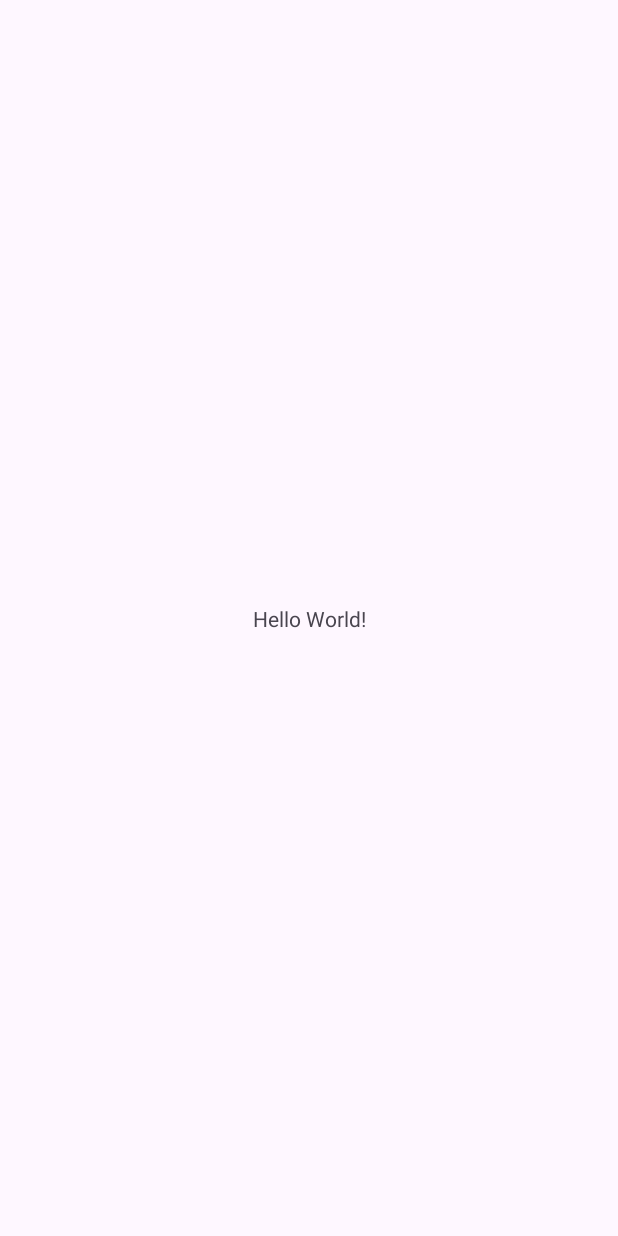
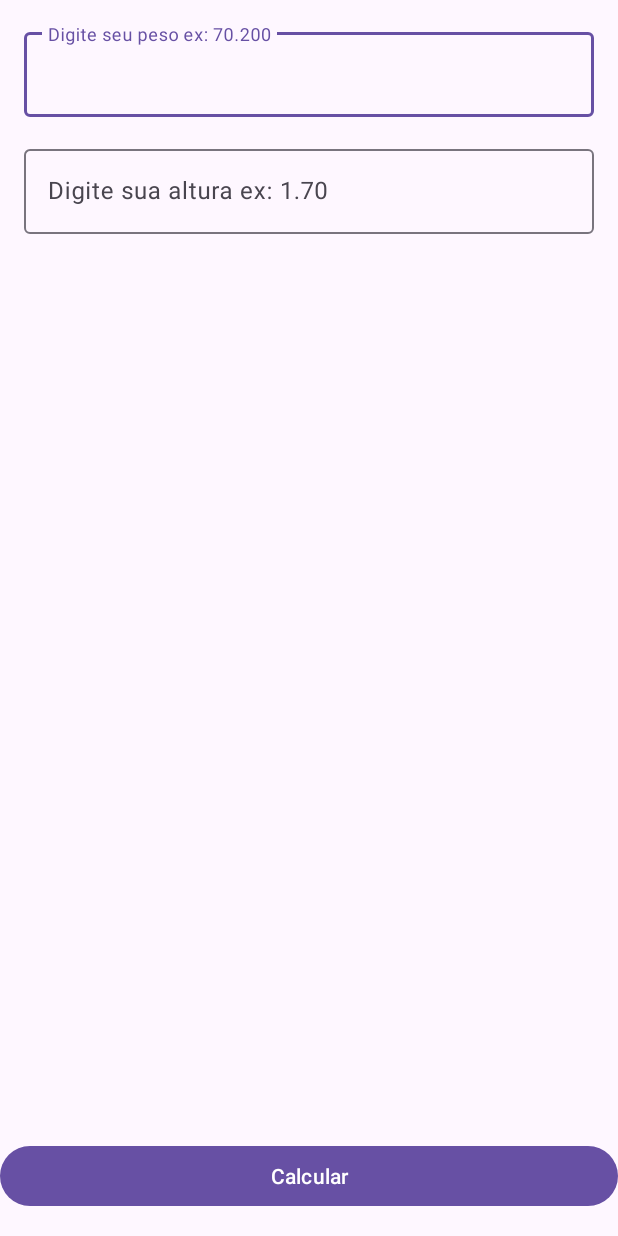
Before and after one commit to jacaboyjr/Calculadora-imc, an Android app: the screen it shows after launch (MainActivity), on a phone screen of 412 x 824 dp. Before the commit the screen is almost empty. Run offline under Robolectric (Android 15) with nearby library versions, the phone set to English and light mode, and no system bars.

Commit message:
Inicializando projeto ajustando edittext

```diff
--- a/app/src/main/java/com/comunidadedevspace/imc/MainActivity.kt
+++ b/app/src/main/java/com/comunidadedevspace/imc/MainActivity.kt
@@ -2,10 +2,34 @@ package com.comunidadedevspace.imc
 
 import androidx.appcompat.app.AppCompatActivity
 import android.os.Bundle
+import android.widget.Button
+import com.google.android.material.textfield.TextInputEditText
 
 class MainActivity : AppCompatActivity() {
     override fun onCreate(savedInstanceState: Bundle?) {
         super.onCreate(savedInstanceState)
         setContentView(R.layout.activity_main)
+
+        // Recuperar os componentes edit text
+        // Criar uma váriavel que armazene a entrada do usuário UI TextInputEditText
+
+        //Recuperar edit text - Campos de textos
+        val edtPeso = findViewById<TextInputEditText>(R.id.edt_peso)
+        val edtAltura = findViewById<TextInputEditText>(R.id.edt_altura)
+
+        //Recuperando botao calcular
+        val btnCalcular = findViewById<Button>(R.id.btn_calcular)
+
+        btnCalcular.setOnClickListener {
+            val peso = edtPeso.text
+            val altura = edtAltura.text
+
+            //val imc = peso / altura * altura
+
+            println("Seu IMC é de altura")
+        }
+
+
+
     }
 }
--- a/app/src/main/res/layout/activity_main.xml
+++ b/app/src/main/res/layout/activity_main.xml
@@ -6,13 +6,48 @@
     android:layout_height="match_parent"
     tools:context=".MainActivity">
 
-    <TextView
-        android:layout_width="wrap_content"
+
+    <Button
+        android:id="@+id/btn_calcular"
+        android:layout_width="match_parent"
         android:layout_height="wrap_content"
-        android:text="Hello World!"
+        android:layout_marginBottom="16dp"
+        android:text="Calcular"
         app:layout_constraintBottom_toBottomOf="parent"
         app:layout_constraintEnd_toEndOf="parent"
+        app:layout_constraintStart_toStartOf="parent" />
+
+    <com.google.android.material.textfield.TextInputLayout
+        android:id="@+id/textInputLayout"
+        android:layout_width="match_parent"
+        android:layout_height="wrap_content"
+        android:layout_margin="16dp"
+        app:layout_constraintTop_toTopOf="parent"
+        tools:layout_editor_absoluteX="1dp">
+
+        <com.google.android.material.textfield.TextInputEditText
+            android:id="@+id/edt_peso"
+            android:layout_width="match_parent"
+            android:layout_height="wrap_content"
+            android:hint="Digite seu peso ex: 70.200"
+            android:inputType="numberDecimal" />
+    </com.google.android.material.textfield.TextInputLayout>
+
+    <com.google.android.material.textfield.TextInputLayout
+        android:layout_width="match_parent"
+        android:layout_height="wrap_content"
+        android:layout_margin="16dp"
+        app:layout_constraintEnd_toEndOf="parent"
         app:layout_constraintStart_toStartOf="parent"
-        app:layout_constraintTop_toTopOf="parent" />
+        app:layout_constraintTop_toBottomOf="@+id/textInputLayout">
+
+        <com.google.android.material.textfield.TextInputEditText
+            android:id="@+id/edt_altura"
+            android:layout_width="match_parent"
+            android:layout_height="wrap_content"
+            android:inputType="numberDecimal"
+            android:hint="Digite sua altura ex: 1.70" />
+    </com.google.android.material.textfield.TextInputLayout>
+
 
 </androidx.constraintlayout.widget.ConstraintLayout>
```
